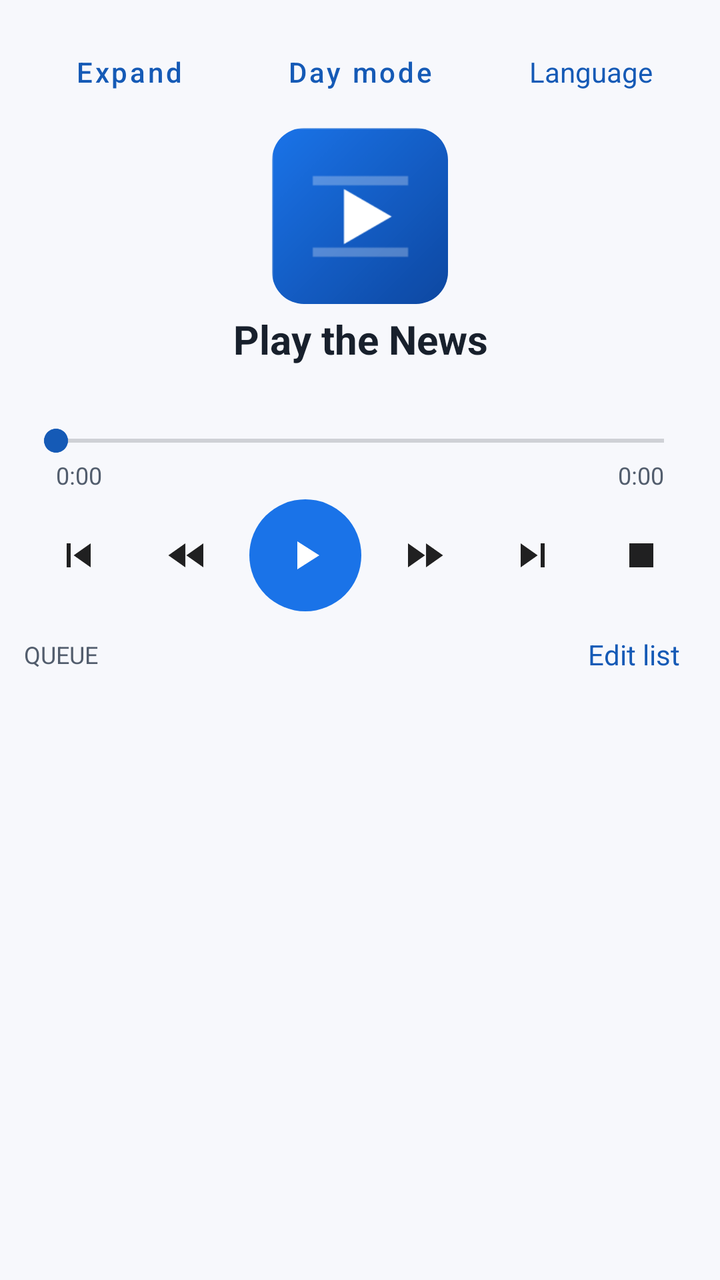
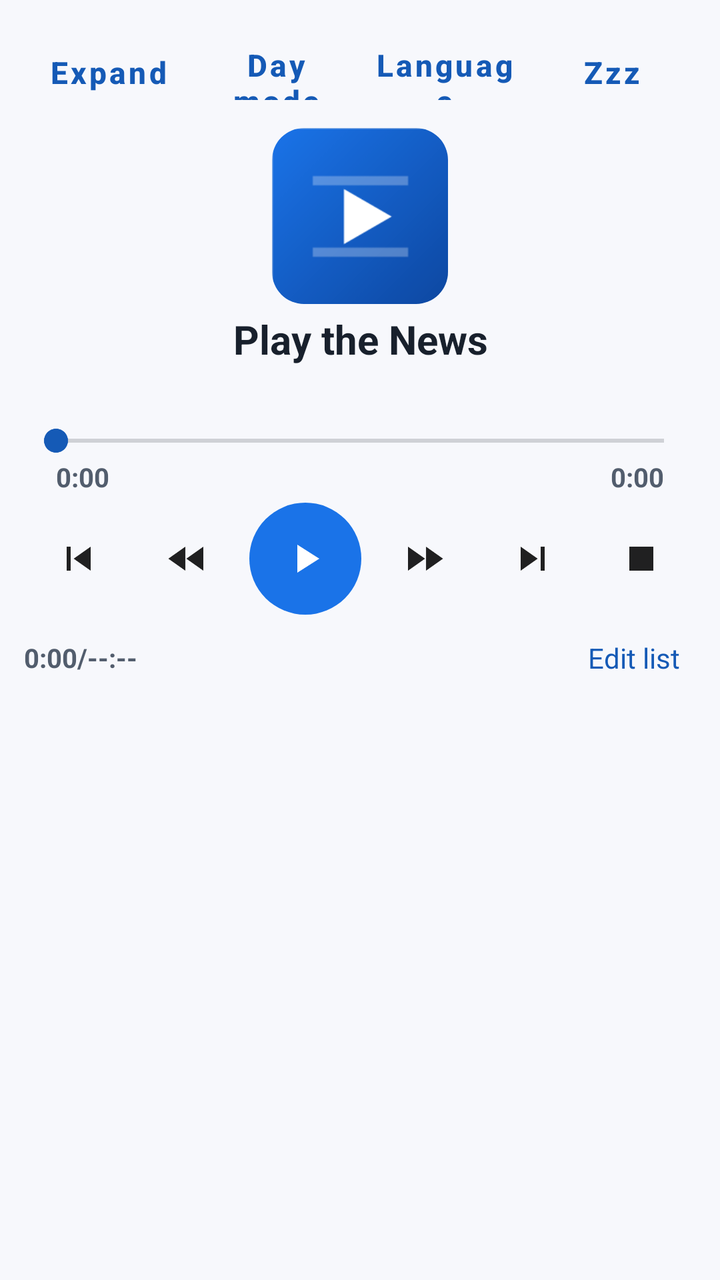

Two renders of the same Android screen: before a commit and after it. Below are the layout's source before the change and the commit's diff.
<!-- AndroidManifest.xml: fallback theme Theme.MaterialComponents.DayNight.NoActionBar -->
<!-- res/layout/activity_player.xml -->
<?xml version="1.0" encoding="utf-8"?>
<FrameLayout xmlns:android="http://schemas.android.com/apk/res/android"
    android:layout_width="match_parent"
    android:layout_height="match_parent"
    android:background="@color/background"
    android:fitsSystemWindows="true">

<LinearLayout
    android:layout_width="match_parent"
    android:layout_height="match_parent"
    android:orientation="vertical"
    android:paddingLeft="12dp"
    android:paddingRight="12dp"
    android:paddingTop="12dp"
    android:paddingBottom="12dp">

    <LinearLayout
        android:layout_width="match_parent"
        android:layout_height="wrap_content"
        android:orientation="horizontal"
        android:gravity="center_vertical">
        <Button android:id="@+id/collapse_player" style="@style/TopAction"
            android:text="@string/expand_player" />
        <Button android:id="@+id/theme_toggle" style="@style/TopAction"
            android:layout_weight="1.2" android:text="@string/day_mode" />
        <TextView android:id="@+id/language" style="@style/TopAction"
            android:text="@string/language" />
    </LinearLayout>

    <HorizontalScrollView
        android:id="@+id/category_scroll"
        android:layout_width="match_parent"
        android:layout_height="wrap_content"
        android:visibility="gone"
        android:scrollbars="none">
        <LinearLayout android:id="@+id/categories"
            android:layout_width="wrap_content" android:layout_height="wrap_content"
            android:orientation="horizontal" />
    </HorizontalScrollView>

    <ImageView
        android:id="@+id/art"
        android:layout_width="88dp"
        android:layout_height="88dp"
        android:layout_gravity="center_horizontal"
        android:layout_marginTop="4dp"
        android:background="@drawable/bg_art"
        android:clipToOutline="true"
        android:scaleType="centerCrop"
        android:src="@mipmap/ic_launcher"
        android:contentDescription="@null" />

    <TextView
        android:id="@+id/title"
        android:layout_width="match_parent"
        android:layout_height="wrap_content"
        android:layout_marginTop="4dp"
        android:gravity="center"
        android:maxLines="2"
        android:ellipsize="end"
        android:textColor="@color/primary"
        android:textSize="20sp"
        android:textStyle="bold"
        android:text="@string/app_name" />

    <TextView
        android:id="@+id/subtitle"
        android:layout_width="match_parent"
        android:layout_height="wrap_content"
        android:layout_marginTop="4dp"
        android:gravity="center"
        android:maxLines="1"
        android:ellipsize="end"
        android:textColor="@color/secondary"
        android:textSize="15sp" />

    <LinearLayout android:id="@+id/player_details" android:layout_width="match_parent" android:layout_height="wrap_content" android:orientation="vertical">
    <SeekBar
        android:id="@+id/seek"
        android:layout_width="match_parent"
        android:layout_height="wrap_content"
        android:progressTint="@color/accent"
        android:progressBackgroundTint="#FF5F6368"
        android:thumbTint="@color/accent"
        android:layout_marginTop="4dp" />

    <LinearLayout
        android:layout_width="match_parent"
        android:layout_height="wrap_content"
        android:orientation="horizontal"
        android:paddingLeft="16dp"
        android:paddingRight="16dp">
        <TextView
            android:id="@+id/elapsed"
            android:layout_width="0dp"
            android:layout_height="wrap_content"
            android:layout_weight="1"
            android:textColor="@color/secondary"
            android:textSize="12sp"
            android:text="0:00" />
        <TextView
            android:id="@+id/duration"
            android:layout_width="wrap_content"
            android:layout_height="wrap_content"
            android:textColor="@color/secondary"
            android:textSize="12sp"
            android:text="0:00" />
    </LinearLayout>

    </LinearLayout>
    <LinearLayout
        android:layout_width="match_parent"
        android:layout_height="wrap_content"
        android:layout_marginTop="4dp"
        android:gravity="center"
        android:orientation="horizontal">

        <ImageButton android:id="@+id/prev" style="@style/PlayerControlButton"
            android:src="@drawable/ic_prev" android:contentDescription="@string/previous" />
        <ImageButton android:id="@+id/rewind" style="@style/PlayerControlButton"
            android:src="@drawable/ic_rewind" android:contentDescription="@string/rewind" />
        <ImageButton
            android:id="@+id/play_pause"
            android:layout_width="56dp"
            android:layout_height="56dp"
            android:layout_marginLeft="4dp"
            android:layout_marginRight="4dp"
            android:background="@drawable/bg_play"
            android:scaleType="centerInside"
            android:padding="12dp"
            android:src="@drawable/ic_play"
            android:contentDescription="@string/play_pause" />
        <ImageButton android:id="@+id/forward" style="@style/PlayerControlButton"
            android:src="@drawable/ic_forward" android:contentDescription="@string/forward" />
        <ImageButton android:id="@+id/next" style="@style/PlayerControlButton"
            android:src="@drawable/ic_next" android:contentDescription="@string/next" />
        <ImageButton android:id="@+id/stop" style="@style/PlayerControlButton"
            android:src="@drawable/ic_stop" android:contentDescription="@string/stop" />
    </LinearLayout>

    <TextView
        android:id="@+id/status"
        android:layout_width="match_parent"
        android:layout_height="wrap_content"
        android:layout_marginTop="4dp"
        android:visibility="gone"
        android:textColor="@color/accent"
        android:textSize="13sp" />

    <LinearLayout
        android:layout_width="match_parent"
        android:layout_height="wrap_content"
        android:layout_marginTop="4dp"
        android:gravity="center_vertical"
        android:orientation="horizontal">
        <TextView
            android:id="@+id/queue_label"
            android:layout_width="0dp"
            android:layout_height="wrap_content"
            android:layout_weight="1"
            android:textColor="@color/secondary"
            android:textSize="12sp"
            android:textAllCaps="true"
            android:text="@string/up_next" />
        <TextView
            android:id="@+id/edit_list"
            android:layout_width="wrap_content"
            android:layout_height="wrap_content"
            android:background="?android:attr/selectableItemBackground"
            android:padding="8dp"
            android:textColor="@color/accent"
            android:textSize="14sp"
            android:text="@string/edit_list" />
    </LinearLayout>

    <ListView
        android:id="@+id/queue"
        android:layout_width="match_parent"
        android:layout_height="0dp"
        android:layout_weight="1"
        android:layout_marginTop="4dp"
        android:divider="@null" />
</LinearLayout>
</FrameLayout>
<!-- resources referenced by this layout -->
<resources>
  <color name="accent">#155AB6</color>
  <color name="background">#F7F8FC</color>
  <color name="primary">#18202C</color>
  <color name="secondary">#525D6D</color>
  <!-- drawable bg_art (drawable) -->
  <?xml version="1.0" encoding="utf-8"?>
  <shape xmlns:android="http://schemas.android.com/apk/res/android" android:shape="rectangle">
      <corners android:radius="16dp" />
      <solid android:color="@color/surface" />
  </shape>
  <!-- drawable bg_play (drawable) -->
  <?xml version="1.0" encoding="utf-8"?>
  <ripple xmlns:android="http://schemas.android.com/apk/res/android" android:color="#40FFFFFF">
      <item>
          <shape android:shape="oval">
              <solid android:color="#FF1A73E8" />
          </shape>
      </item>
  </ripple>
  <!-- drawable ic_play (drawable) -->
  <?xml version="1.0" encoding="utf-8"?>
  <vector xmlns:android="http://schemas.android.com/apk/res/android"
      android:width="24dp" android:height="24dp"
      android:viewportWidth="24" android:viewportHeight="24">
      <path android:fillColor="#FFFFFFFF" android:pathData="M8,5v14l11,-7z" />
  </vector>
  <!-- drawable ic_prev (drawable) -->
  <?xml version="1.0" encoding="utf-8"?>
  <vector xmlns:android="http://schemas.android.com/apk/res/android"
      android:width="24dp" android:height="24dp"
      android:viewportWidth="24" android:viewportHeight="24">
      <path android:fillColor="?android:attr/textColorPrimary" android:pathData="M6,6h2v12H6zM9.5,12l8.5,6V6z" />
  </vector>
  <!-- drawable ic_stop (drawable) -->
  <?xml version="1.0" encoding="utf-8"?>
  <vector xmlns:android="http://schemas.android.com/apk/res/android"
      android:width="24dp" android:height="24dp"
      android:viewportWidth="24" android:viewportHeight="24">
      <path android:fillColor="?android:attr/textColorPrimary" android:pathData="M6,6h12v12H6z" />
  </vector>
  <string name="app_name">"Play the News"</string>
  <string name="day_mode">"Day mode"</string>
  <string name="edit_list">"Edit list"</string>
  <string name="expand_player">"Expand"</string>
  <string name="forward">"Forward 30 seconds"</string>
  <string name="language">"Language"</string>
  <string name="next">"Next"</string>
  <string name="play_pause">"Play or pause"</string>
  <string name="previous">"Previous"</string>
  <string name="rewind">"Back 15 seconds"</string>
  <string name="stop">"Stop"</string>
  <string name="up_next">"Queue"</string>
  <style name="PlayerControlButton" parent="ControlButton">
          <item name="android:layout_width">0dp</item>
          <item name="android:layout_weight">1</item>
          <item name="android:layout_height">56dp</item>
      </style>
  <style name="TopAction">
          <item name="android:layout_width">0dp</item>
          <item name="android:layout_weight">1</item>
          <item name="android:layout_height">48dp</item>
          <item name="android:minWidth">0dp</item>
          <item name="android:paddingLeft">4dp</item>
          <item name="android:paddingRight">4dp</item>
          <item name="android:gravity">center</item>
          <item name="android:textAllCaps">false</item>
          <item name="android:textSize">14sp</item>
          <item name="android:textColor">@color/accent</item>
          <item name="android:background">?android:attr/selectableItemBackground</item>
      </style>
  <color name="surface">#E1E7F0</color>
  <style name="ControlButton">
          <item name="android:layout_width">52dp</item>
          <item name="android:layout_height">52dp</item>
          <item name="android:padding">12dp</item>
          <item name="android:scaleType">centerInside</item>
          <item name="android:background">?android:attr/selectableItemBackgroundBorderless</item>
      </style>
  <!-- unchanged entries left out for length: 4 -->
</resources>

<!-- the commit's change to res/layout/activity_player.xml (unified diff, before → after) -->
@@ -22,9 +22,10 @@
         <Button android:id="@+id/collapse_player" style="@style/TopAction"
             android:text="@string/expand_player" />
         <Button android:id="@+id/theme_toggle" style="@style/TopAction"
-            android:layout_weight="1.2" android:text="@string/day_mode" />
-        <TextView android:id="@+id/language" style="@style/TopAction"
+            android:text="@string/day_mode" />
+        <Button android:id="@+id/language" style="@style/TopAction"
             android:text="@string/language" />
+        <Button android:id="@+id/sleep_timer" style="@style/TopAction" android:text="Zzz" />
     </LinearLayout>
 
     <HorizontalScrollView
@@ -96,14 +97,16 @@
             android:layout_height="wrap_content"
             android:layout_weight="1"
             android:textColor="@color/secondary"
-            android:textSize="12sp"
+            android:textSize="13.2sp"
+            android:textStyle="bold"
             android:text="0:00" />
         <TextView
             android:id="@+id/duration"
             android:layout_width="wrap_content"
             android:layout_height="wrap_content"
             android:textColor="@color/secondary"
-            android:textSize="12sp"
+            android:textSize="13.2sp"
+            android:textStyle="bold"
             android:text="0:00" />
     </LinearLayout>
 
@@ -159,9 +162,10 @@
             android:layout_height="wrap_content"
             android:layout_weight="1"
             android:textColor="@color/secondary"
-            android:textSize="12sp"
-            android:textAllCaps="true"
-            android:text="@string/up_next" />
+            android:textSize="13.2sp"
+            android:textStyle="bold"
+            android:textAllCaps="false"
+            android:text="0:00/--:--" />
         <TextView
             android:id="@+id/edit_list"
             android:layout_width="wrap_content"
<!-- resource entries referenced after the edit -->
@@ -51,7 +51,6 @@
   <string name="previous">"Previous"</string>
   <string name="rewind">"Back 15 seconds"</string>
   <string name="stop">"Stop"</string>
-  <string name="up_next">"Queue"</string>
   <style name="PlayerControlButton" parent="ControlButton">
           <item name="android:layout_width">0dp</item>
           <item name="android:layout_weight">1</item>
@@ -66,7 +65,8 @@
           <item name="android:paddingRight">4dp</item>
           <item name="android:gravity">center</item>
           <item name="android:textAllCaps">false</item>
-          <item name="android:textSize">14sp</item>
+          <item name="android:textSize">15.4sp</item>
+          <item name="android:textStyle">bold</item>
           <item name="android:textColor">@color/accent</item>
           <item name="android:background">?android:attr/selectableItemBackground</item>
       </style>
